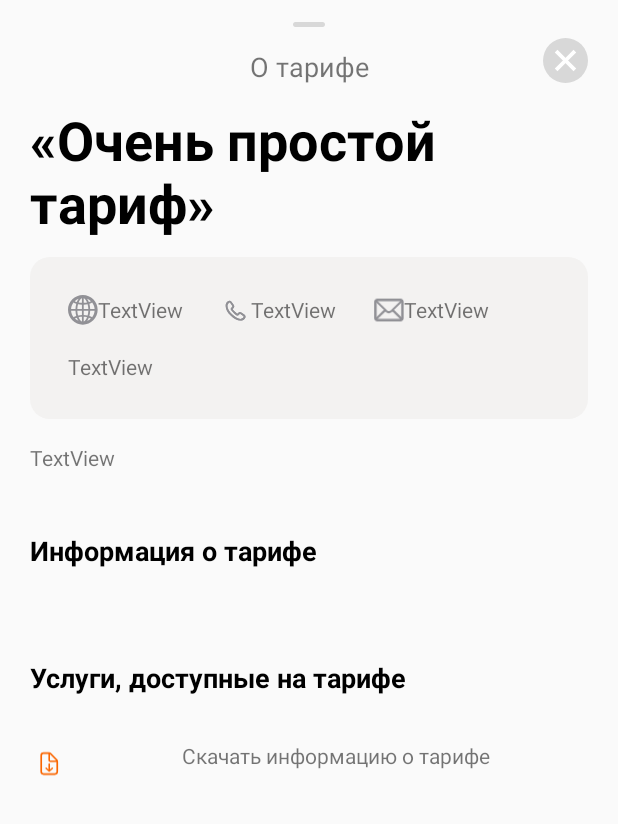
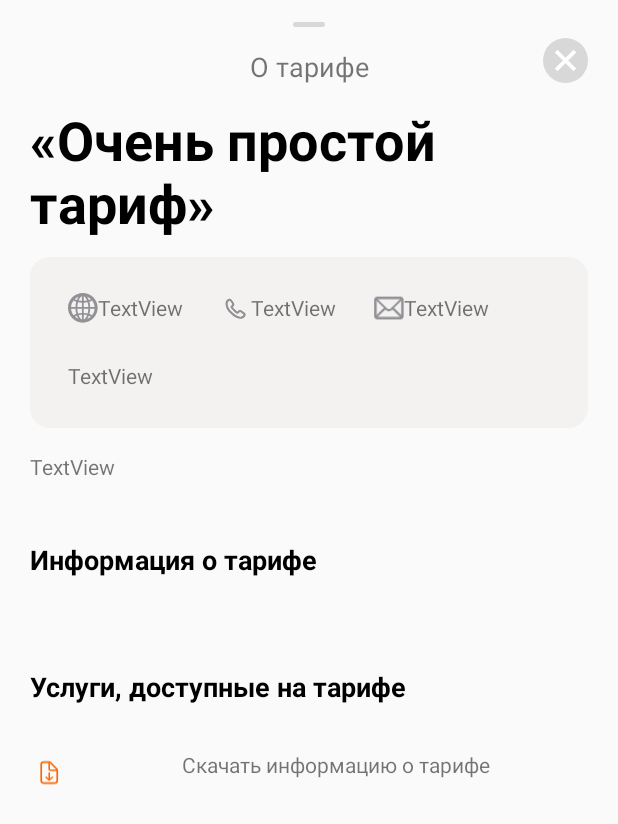
Before and after one commit to MaryAndr/Mary_Andreeva, an Android app: the layout my_tariff_about_dialog.xml on its own in the app's theme, with its tools: preview values and no code run, on a phone screen of 412 x 824 dp. Shown: the top 824 px of the screen. Run offline under Robolectric (Android 15) with nearby library versions, the phone set to English and light mode, and no system bars.

Commit message:
All major bugs fixed

```diff
--- a/app/src/main/res/layout/my_tariff_about_dialog.xml
+++ b/app/src/main/res/layout/my_tariff_about_dialog.xml
@@ -83,13 +83,41 @@
                 app:layout_constraintTop_toBottomOf="@+id/tvTariffName"
                 app:layout_constraintVertical_bias="0.0">
 
+
+                <TextView
+                    android:id="@+id/tvSubFee"
+                    android:layout_width="0dp"
+                    android:layout_height="wrap_content"
+                    android:layout_marginStart="25dp"
+                    android:layout_marginLeft="25dp"
+                    android:layout_marginTop="25dp"
+                    android:layout_marginBottom="25dp"
+                    android:text="TextView"
+                    app:layout_constraintBottom_toBottomOf="parent"
+                    app:layout_constraintEnd_toEndOf="parent"
+                    app:layout_constraintHorizontal_bias="0.0"
+                    app:layout_constraintStart_toStartOf="parent"
+                    app:layout_constraintTop_toBottomOf="@+id/addHolder"
+                    app:layout_constraintVertical_bias="0.0" />
+
+                <androidx.constraintlayout.widget.ConstraintLayout
+                    android:id="@+id/addHolder"
+                    android:layout_width="0dp"
+                    android:layout_height="wrap_content"
+                    android:layout_marginStart="25dp"
+                    android:layout_marginLeft="25dp"
+                    android:layout_marginTop="24dp"
+                    android:visibility="visible"
+                    app:layout_constraintBottom_toBottomOf="parent"
+                    app:layout_constraintEnd_toEndOf="parent"
+                    app:layout_constraintStart_toStartOf="parent"
+                    app:layout_constraintTop_toTopOf="parent"
+                    app:layout_constraintVertical_bias="0.0">
+
                     <LinearLayout
                         android:id="@+id/addDataView"
                         android:layout_width="wrap_content"
                         android:layout_height="wrap_content"
-                    android:layout_marginStart="25dp"
-                    android:layout_marginLeft="25dp"
-                    android:layout_marginTop="25dp"
                         android:orientation="horizontal"
                         app:layout_constraintBottom_toBottomOf="parent"
                         app:layout_constraintEnd_toEndOf="parent"
@@ -119,7 +147,6 @@
                         android:layout_height="wrap_content"
                         android:layout_marginStart="25dp"
                         android:layout_marginLeft="25dp"
-                    android:layout_marginTop="25dp"
                         android:orientation="horizontal"
                         app:layout_constraintBottom_toBottomOf="parent"
                         app:layout_constraintEnd_toEndOf="parent"
@@ -149,7 +176,6 @@
                         android:layout_height="wrap_content"
                         android:layout_marginStart="25dp"
                         android:layout_marginLeft="25dp"
-                    android:layout_marginTop="25dp"
                         android:orientation="horizontal"
                         app:layout_constraintBottom_toBottomOf="parent"
                         app:layout_constraintEnd_toEndOf="parent"
@@ -173,21 +199,8 @@
                             android:text="TextView" />
                     </LinearLayout>
 
-                <TextView
-                    android:id="@+id/tvSubFee"
-                    android:layout_width="0dp"
-                    android:layout_height="wrap_content"
-                    android:layout_marginStart="25dp"
-                    android:layout_marginLeft="25dp"
-                    android:layout_marginTop="63dp"
-                    android:layout_marginBottom="25dp"
-                    android:text="TextView"
-                    app:layout_constraintBottom_toBottomOf="parent"
-                    app:layout_constraintEnd_toEndOf="parent"
-                    app:layout_constraintHorizontal_bias="0.0"
-                    app:layout_constraintStart_toStartOf="parent"
-                    app:layout_constraintTop_toTopOf="parent"
-                    app:layout_constraintVertical_bias="0.0" />
+
+                </androidx.constraintlayout.widget.ConstraintLayout>
             </androidx.constraintlayout.widget.ConstraintLayout>
 
             <TextView
--- a/app/src/main/res/layout/my_tariff_services_list.xml
+++ b/app/src/main/res/layout/my_tariff_services_list.xml
@@ -26,7 +26,7 @@
 
     <LinearLayout
         android:layout_width="match_parent"
-        android:layout_height="match_parent"
+        android:layout_height="wrap_content"
         android:layout_marginLeft="18dp"
         android:layout_marginTop="10dp"
         android:layout_marginRight="18dp"
@@ -42,7 +42,6 @@
                 android:id="@+id/tvName"
                 android:layout_width="match_parent"
                 android:layout_height="wrap_content"
-                android:layout_weight="0.5"
                 android:text="@string/blankText"
                 android:textColor="#000000"
                 android:textStyle="bold" />
@@ -51,7 +50,6 @@
                 android:id="@+id/tvDescription"
                 android:layout_width="match_parent"
                 android:layout_height="wrap_content"
-                android:layout_weight="1"
                 android:text="test" />
         </LinearLayout>
 
@@ -80,6 +78,5 @@
         android:layout_width="match_parent"
         android:layout_height="2dp"
         android:layout_marginTop="20dp"
-        android:layout_weight="1"
         android:background="@android:color/darker_gray" />
 </LinearLayout>
```
Also changed, not shown: app/src/main/java/kz/atc/mobapp/dialogs/MyTariffAboutDialog.kt (+5 -5 lines), app/src/main/java/kz/atc/mobapp/presenters/interactors/SubscriberInteractor.kt (+62 -0 lines). Lines whose indentation alone changed are shown as unchanged.
